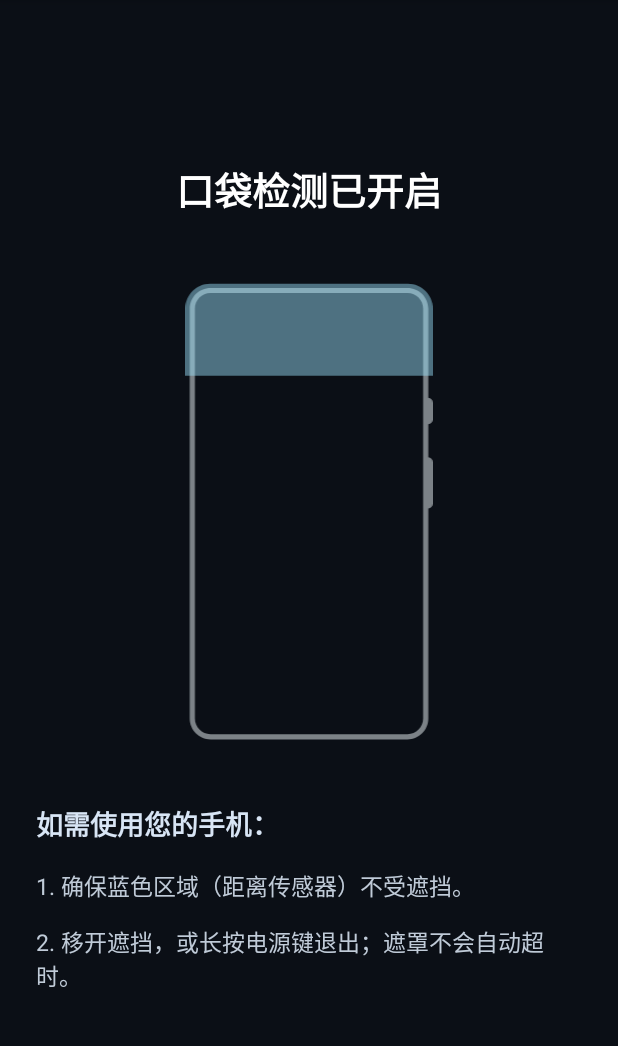
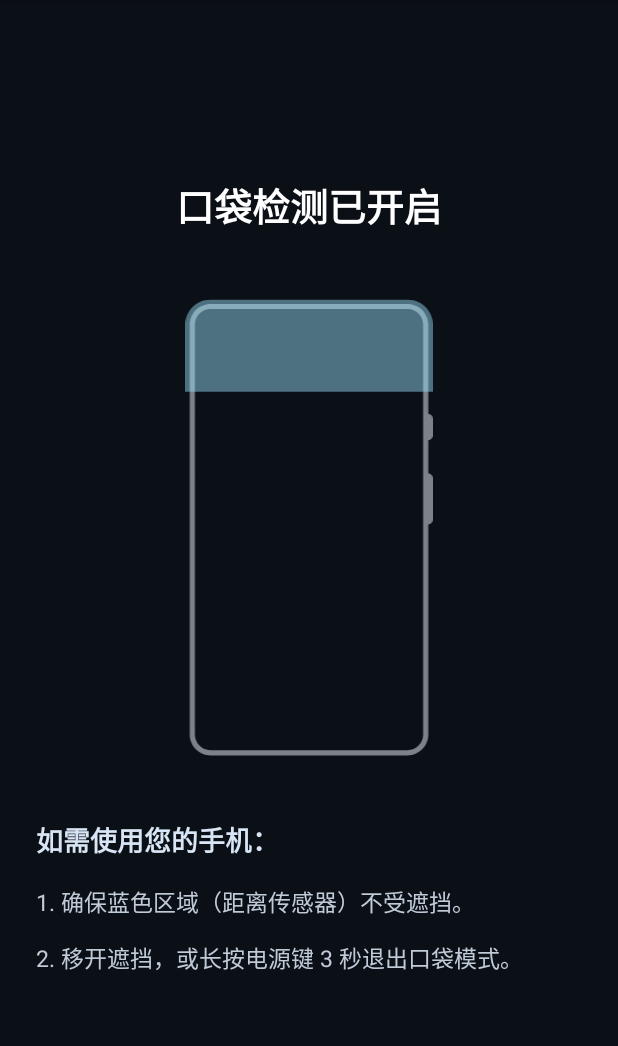
Before and after one commit to Sol1tudeRain/PocketMode, an Android app: the layout pocket_overlay.xml on its own in the app's theme, with its tools: preview values and no code run, on a phone screen of 412 x 824 dp, the part 84-1130 px from its top. Run offline under Robolectric (Android 15) with nearby library versions, the phone set to English and light mode, and no system bars.

Commit message:
Clarify 3-second POWER escape and pocket screen behavior

```diff
--- a/app/src/main/res/values/strings.xml
+++ b/app/src/main/res/values/strings.xml
@@ -4,6 +4,6 @@
     <string name="pocket_mode_illustration_description">蓝色区域标示距离传感器</string>
     <string name="pocket_mode_instructions_header">如需使用您的手机：</string>
     <string name="pocket_mode_instruction_step1">1. 确保蓝色区域（距离传感器）不受遮挡。</string>
-    <string name="pocket_mode_instruction_step2">2. 移开遮挡，或长按电源键退出；遮罩不会自动超时。</string>
+    <string name="pocket_mode_instruction_step2">2. 移开遮挡，或长按电源键 3 秒退出口袋模式。</string>
     <string-array name="xposed_scope"><item>com.android.systemui</item><item>android</item></string-array>
 </resources>
```
